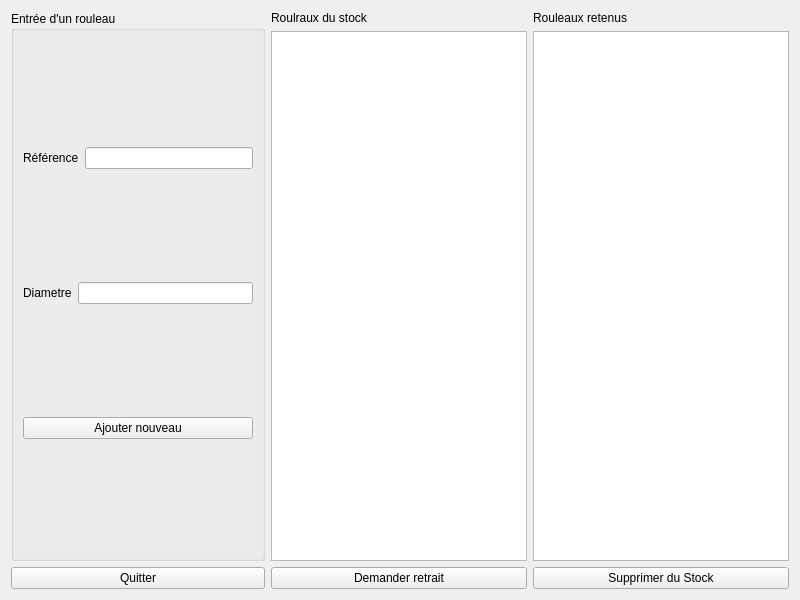
Qt form TestGestionStock/testgestionstock.ui (gedgeo/C-) before a commit.
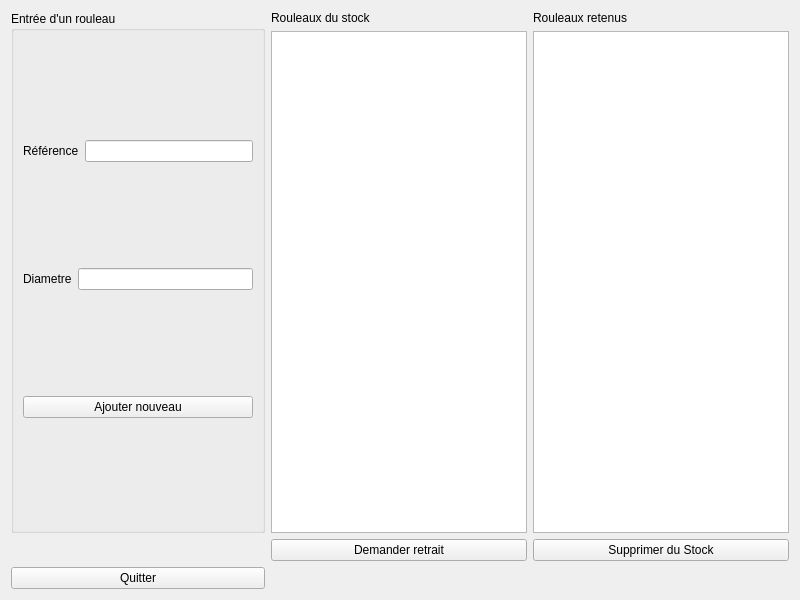
The same form after that commit.

```diff
--- a/TestGestionStock/testgestionstock.ui
+++ b/TestGestionStock/testgestionstock.ui
@@ -14,7 +14,7 @@
    <string>TestGestionStock</string>
   </property>
   <layout class="QGridLayout" name="gridLayout_2">
-   <item row="0" column="0">
+   <item row="0" column="0" rowspan="2">
     <widget class="QGroupBox" name="groupBox">
      <property name="title">
       <string>Entrée d'un rouleau</string>
@@ -58,32 +58,14 @@
      </layout>
     </widget>
    </item>
-   <item row="0" column="1" rowspan="2">
-    <layout class="QVBoxLayout" name="verticalLayout_2">
-     <item>
-      <layout class="QVBoxLayout" name="verticalLayout">
-       <item>
-        <widget class="QLabel" name="label_3">
-         <property name="text">
-          <string>Roulraux du stock</string>
-         </property>
-        </widget>
-       </item>
-       <item>
-        <widget class="QListView" name="listViewRouleauxEnStock"/>
-       </item>
-      </layout>
-     </item>
-     <item>
-      <widget class="QPushButton" name="pushButtonRetrait">
-       <property name="text">
-        <string>Demander retrait</string>
-       </property>
-      </widget>
-     </item>
-    </layout>
+   <item row="0" column="1">
+    <widget class="QLabel" name="label_3">
+     <property name="text">
+      <string>Rouleaux du stock</string>
+     </property>
+    </widget>
    </item>
-   <item row="0" column="2" rowspan="2">
+   <item row="0" column="2" rowspan="3">
     <layout class="QVBoxLayout" name="verticalLayout_4">
      <item>
       <layout class="QVBoxLayout" name="verticalLayout_3">
@@ -95,7 +77,7 @@
         </widget>
        </item>
        <item>
-        <widget class="QListView" name="listViewRouleauxRetenus"/>
+        <widget class="QListWidget" name="listWidgetRouleauxRetenus"/>
        </item>
       </layout>
      </item>
@@ -108,7 +90,17 @@
      </item>
     </layout>
    </item>
-   <item row="1" column="0">
+   <item row="1" column="1">
+    <widget class="QListWidget" name="listWidgetRouleauEnStock"/>
+   </item>
+   <item row="2" column="1">
+    <widget class="QPushButton" name="pushButtonRetrait">
+     <property name="text">
+      <string>Demander retrait</string>
+     </property>
+    </widget>
+   </item>
+   <item row="3" column="0">
     <widget class="QPushButton" name="pushButton_2">
      <property name="text">
       <string>Quitter</string>
```
